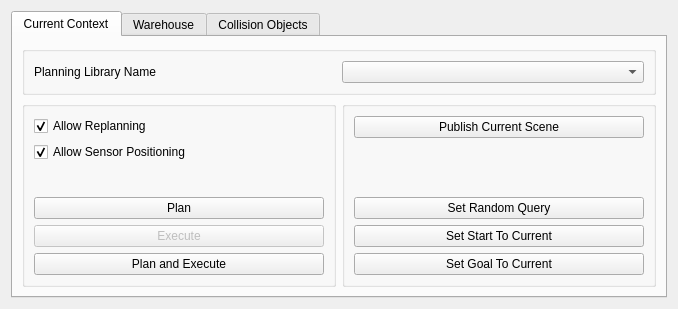
Old version of the form moveit_ros/moveit_rviz_plugin/src/ui/moveit_rviz_plugin_frame.ui in the repository moveit/moveit.
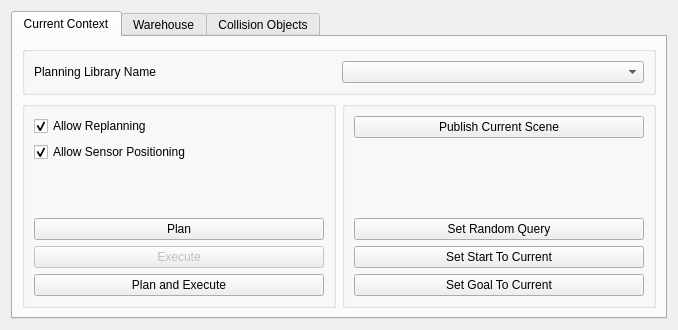
New version of the form.

Diff of the .ui file:
```diff
--- a/moveit_ros/moveit_rviz_plugin/src/ui/moveit_rviz_plugin_frame.ui
+++ b/moveit_ros/moveit_rviz_plugin/src/ui/moveit_rviz_plugin_frame.ui
@@ -7,7 +7,7 @@
     <x>0</x>
     <y>0</y>
     <width>678</width>
-    <height>309</height>
+    <height>330</height>
    </rect>
   </property>
   <property name="windowTitle">
@@ -34,7 +34,7 @@
       </attribute>
       <layout class="QGridLayout" name="gridLayout">
        <item row="1" column="0">
-        <widget class="QGroupBox" name="">
+        <widget class="QGroupBox" name="groupBox">
          <property name="title">
           <string/>
          </property>
@@ -100,7 +100,7 @@
         </widget>
        </item>
        <item row="0" column="0" colspan="2">
-        <widget class="QGroupBox" name="">
+        <widget class="QGroupBox" name="groupBox">
          <layout class="QHBoxLayout" name="horizontalLayout_8">
           <item>
            <widget class="QLabel" name="library_label">
@@ -116,7 +116,7 @@
         </widget>
        </item>
        <item row="1" column="1">
-        <widget class="QGroupBox" name="">
+        <widget class="QGroupBox" name="groupBox">
          <layout class="QVBoxLayout" name="verticalLayout_4">
           <item>
            <widget class="QPushButton" name="publish_current_scene_button">
```
Left out of the diff: 6 changed lines with no effect on the pictures.
